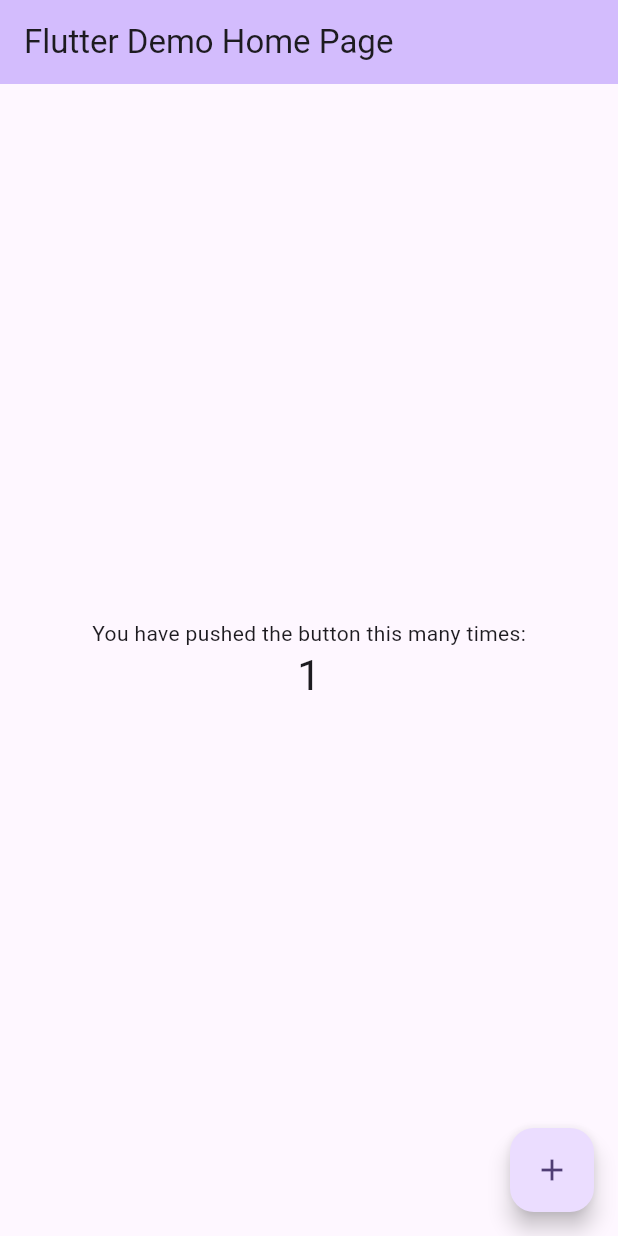
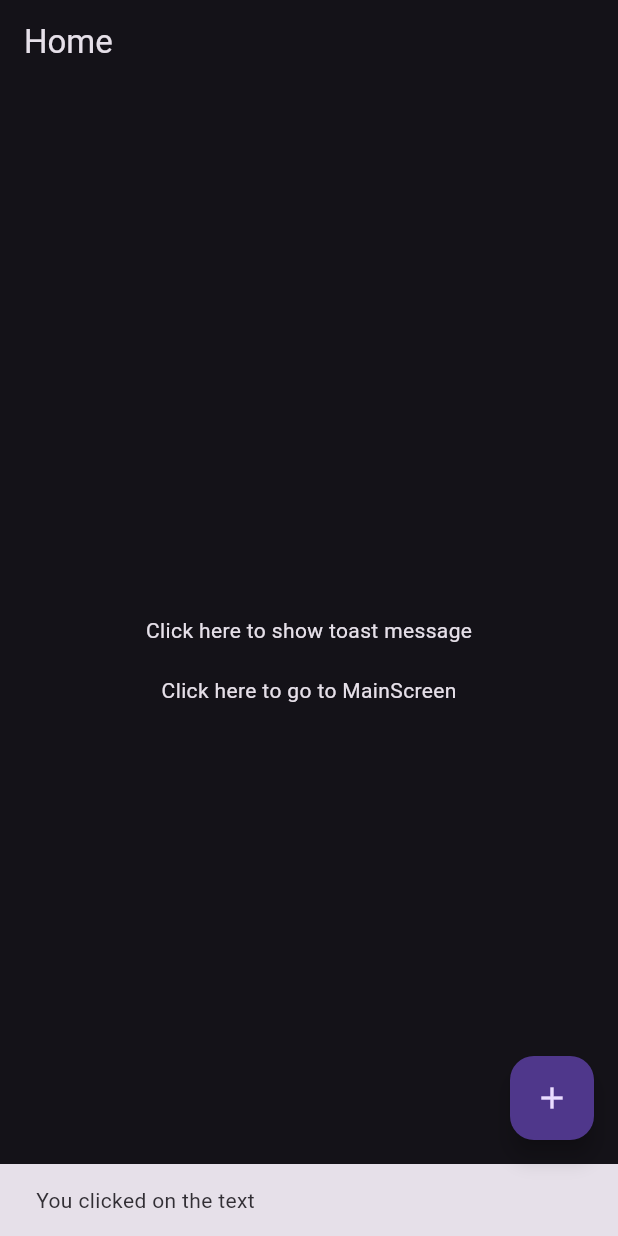
Before and after one commit to AkshayMobileApplicationEngineer/Flutter-Study, a Flutter app: the screen it shows after launch, after a tap on the "add" icon, on a phone screen of 412 x 824 dp. Run offline on Flutter 3.47's test engine with Material 3 defaults, Android fonts, the phone set to English and light mode, and no system bars.

Commit message:
feat: acting action bar

```diff
--- /dev/null
+++ b/lib/home.dart
@@ -0,0 +1,79 @@
+import 'package:flutter/cupertino.dart';
+import 'package:flutter/material.dart';
+import 'mainScreen.dart';
+
+class MyHomePage extends StatelessWidget {
+  const MyHomePage({super.key});
+
+  // Function for showing SnackBar
+  void _showSnackBar(BuildContext context) {
+    ScaffoldMessenger.of(context).showSnackBar(
+      const SnackBar(
+        content: Text('You clicked on the text'),
+      ),
+    );
+  }
+
+  // Function for navigating to MainScreen
+  void _navigateToMainScreen(BuildContext context) {
+    Navigator.push(
+      context,
+      MaterialPageRoute(
+        builder: (context) =>  MainScreen(),
+      ),
+    );
+  }
+
+  @override
+  Widget build(BuildContext context) {
+    return Scaffold(
+      appBar: AppBar(
+        title: const Text('Home'),
+      ),
+      body: Center(
+        child: Column(
+          mainAxisAlignment: MainAxisAlignment.center,
+          children: <Widget>[
+            // Using the function for SnackBar
+            _buildGestureText(
+              context,
+              'Click here to show toast message',
+                  () => _showSnackBar(context),
+            ),
+            const SizedBox(height: 20),
+            // Using the function for navigation to MainScreen
+            _buildGestureText(
+              context,
+              'Click here to go to MainScreen',
+                  () => _navigateToMainScreen(context),
+            ),
+          ],
+        ),
+      ),
+      // FloatingActionButton added here
+      floatingActionButton: FloatingActionButton(
+        onPressed: () {
+          // You can add any action here; for example, show a SnackBar
+          _showSnackBar(context);
+        },
+        tooltip: 'Show SnackBar',
+        child: const Icon(Icons.add), // Icon for the FloatingActionButton
+      ),
+    );
+  }
+
+  // Custom function for building GestureDetector with text
+  Widget _buildGestureText(
+      BuildContext context, String text, VoidCallback onTap) {
+    return GestureDetector(
+      onTap: onTap,
+      child: Text(text),
+    );
+  }
+}
+// Main function
+void main() {
+  runApp(const MaterialApp(
+    home: MyHomePage(),
+  ));
+}
--- a/lib/main.dart
+++ b/lib/main.dart
@@ -1,125 +1,30 @@
 import 'package:flutter/material.dart';
 
-void main() {
-  runApp(const MyApp());
+import 'home.dart';
+import 'mainScreen.dart';
+
+void  main() {
+  runApp(MyApp());
 }
 
+
 class MyApp extends StatelessWidget {
-  const MyApp({super.key});
-
-  // This widget is the root of your application.
   @override
   Widget build(BuildContext context) {
+
     return MaterialApp(
+      initialRoute: '/',
+      routes: {
+        '/': (context) => const MyHomePage(),
+        '/Home': (context) => MainScreen(),
+      },
+      theme: ThemeData(
+        brightness: Brightness.dark,
+        primarySwatch: Colors.blue,
+      ),
+      darkTheme: ThemeData.light(),
+      debugShowCheckedModeBanner: false,
       title: 'Flutter Demo',
-      theme: ThemeData(
-        // This is the theme of your application.
-        //
-        // TRY THIS: Try running your application with "flutter run". You'll see
-        // the application has a purple toolbar. Then, without quitting the app,
-        // try changing the seedColor in the colorScheme below to Colors.green
-        // and then invoke "hot reload" (save your changes or press the "hot
-        // reload" button in a Flutter-supported IDE, or press "r" if you used
-        // the command line to start the app).
-        //
-        // Notice that the counter didn't reset back to zero; the application
-        // state is not lost during the reload. To reset the state, use hot
-        // restart instead.
-        //
-        // This works for code too, not just values: Most code changes can be
-        // tested with just a hot reload.
-        colorScheme: ColorScheme.fromSeed(seedColor: Colors.deepPurple),
-        useMaterial3: true,
-      ),
-      home: const MyHomePage(title: 'Flutter Demo Home Page'),
     );
   }
 }
-
-class MyHomePage extends StatefulWidget {
-  const MyHomePage({super.key, required this.title});
-
-  // This widget is the home page of your application. It is stateful, meaning
-  // that it has a State object (defined below) that contains fields that affect
-  // how it looks.
-
-  // This class is the configuration for the state. It holds the values (in this
-  // case the title) provided by the parent (in this case the App widget) and
-  // used by the build method of the State. Fields in a Widget subclass are
-  // always marked "final".
-
-  final String title;
-
-  @override
-  State<MyHomePage> createState() => _MyHomePageState();
-}
-
-class _MyHomePageState extends State<MyHomePage> {
-  int _counter = 0;
-
-  void _incrementCounter() {
-    setState(() {
-      // This call to setState tells the Flutter framework that something has
-      // changed in this State, which causes it to rerun the build method below
-      // so that the display can reflect the updated values. If we changed
-      // _counter without calling setState(), then the build method would not be
-      // called again, and so nothing would appear to happen.
-      _counter++;
-    });
-  }
-
-  @override
-  Widget build(BuildContext context) {
-    // This method is rerun every time setState is called, for instance as done
-    // by the _incrementCounter method above.
-    //
-    // The Flutter framework has been optimized to make rerunning build methods
-    // fast, so that you can just rebuild anything that needs updating rather
-    // than having to individually change instances of widgets.
-    return Scaffold(
-      appBar: AppBar(
-        // TRY THIS: Try changing the color here to a specific color (to
-        // Colors.amber, perhaps?) and trigger a hot reload to see the AppBar
-        // change color while the other colors stay the same.
-        backgroundColor: Theme.of(context).colorScheme.inversePrimary,
-        // Here we take the value from the MyHomePage object that was created by
-        // the App.build method, and use it to set our appbar title.
-        title: Text(widget.title),
-      ),
-      body: Center(
-        // Center is a layout widget. It takes a single child and positions it
-        // in the middle of the parent.
-        child: Column(
-          // Column is also a layout widget. It takes a list of children and
-          // arranges them vertically. By default, it sizes itself to fit its
-          // children horizontally, and tries to be as tall as its parent.
-          //
-          // Column has various properties to control how it sizes itself and
-          // how it positions its children. Here we use mainAxisAlignment to
-          // center the children vertically; the main axis here is the vertical
-          // axis because Columns are vertical (the cross axis would be
-          // horizontal).
-          //
-          // TRY THIS: Invoke "debug painting" (choose the "Toggle Debug Paint"
-          // action in the IDE, or press "p" in the console), to see the
-          // wireframe for each widget.
-          mainAxisAlignment: MainAxisAlignment.center,
-          children: <Widget>[
-            const Text(
-              'You have pushed the button this many times:',
-            ),
-            Text(
-              '$_counter',
-              style: Theme.of(context).textTheme.headlineMedium,
-            ),
-          ],
-        ),
-      ),
-      floatingActionButton: FloatingActionButton(
-        onPressed: _incrementCounter,
-        tooltip: 'Increment',
-        child: const Icon(Icons.add),
-      ), // This trailing comma makes auto-formatting nicer for build methods.
-    );
-  }
-}
--- /dev/null
+++ b/lib/mainScreen.dart
@@ -0,0 +1,18 @@
+import 'package:flutter/cupertino.dart';
+import 'package:flutter/material.dart';
+
+class MainScreen extends StatelessWidget {
+  @override
+  Widget build(BuildContext context) {
+    return Scaffold(
+      appBar: AppBar(
+        title: Text('Main Screen'),
+      ),
+      body: const Center(
+        child: Text('Main Screen'),
+      ),
+    );
+  }
+
+
+}
```
